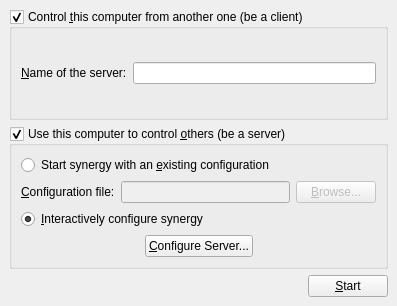
First picture: the form in gui/res/MainWindowBase.ui, repository pvanek/synergy, before the edit.
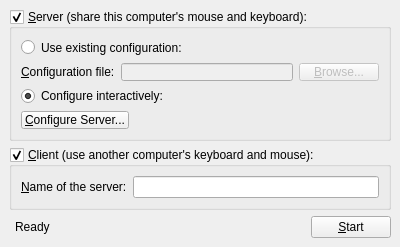
Second picture: the form after the edit.

Diff of the .ui file:
```diff
--- a/gui/res/MainWindowBase.ui
+++ b/gui/res/MainWindowBase.ui
@@ -1,68 +1,74 @@
 <ui version="4.0" >
  <class>MainWindowBase</class>
- <widget class="QMainWindow" name="MainWindowBase" >
-  <property name="geometry" >
+ <widget class="QMainWindow" name="MainWindowBase">
+  <property name="geometry">
    <rect>
     <x>0</x>
     <y>0</y>
-    <width>397</width>
-    <height>306</height>
+    <width>400</width>
+    <height>247</height>
    </rect>
   </property>
-  <property name="windowTitle" >
-   <string>QSynergy</string>
+  <property name="sizePolicy">
+   <sizepolicy hsizetype="Fixed" vsizetype="Fixed">
+    <horstretch>0</horstretch>
+    <verstretch>0</verstretch>
+   </sizepolicy>
   </property>
-  <widget class="QWidget" name="centralwidget" >
-   <layout class="QGridLayout" >
-    <item row="0" column="0" colspan="2" >
-     <widget class="QGroupBox" name="m_pGroupClient" >
-      <property name="title" >
-       <string>Control &amp;this computer from another one (be a client)</string>
+  <property name="minimumSize">
+   <size>
+    <width>400</width>
+    <height>247</height>
+   </size>
+  </property>
+  <property name="maximumSize">
+   <size>
+    <width>400</width>
+    <height>247</height>
+   </size>
+  </property>
+  <property name="windowTitle">
+   <string>Synergy+</string>
+  </property>
+  <widget class="QWidget" name="centralwidget">
+   <layout class="QGridLayout">
+    <item row="6" column="3">
+     <widget class="QPushButton" name="m_pButtonToggleStart">
+      <property name="text">
+       <string>&amp;Start</string>
       </property>
-      <property name="checkable" >
-       <bool>true</bool>
-      </property>
-      <layout class="QGridLayout" >
-       <item row="0" column="0" >
-        <widget class="QLabel" name="m_pLabel_2" >
-         <property name="text" >
-          <string>&amp;Name of the server:</string>
-         </property>
-         <property name="buddy" >
-          <cstring>m_pLineEditHostname</cstring>
-         </property>
-        </widget>
-       </item>
-       <item row="0" column="1" >
-        <widget class="QLineEdit" name="m_pLineEditHostname" />
-       </item>
-      </layout>
      </widget>
     </item>
-    <item row="1" column="0" colspan="2" >
-     <widget class="QGroupBox" name="m_pGroupServer" >
-      <property name="title" >
-       <string>Use this computer to control &amp;others (be a server)</string>
+    <item row="1" column="0" colspan="4">
+     <widget class="QGroupBox" name="m_pGroupServer">
+      <property name="sizePolicy">
+       <sizepolicy hsizetype="Preferred" vsizetype="Fixed">
+        <horstretch>0</horstretch>
+        <verstretch>0</verstretch>
+       </sizepolicy>
       </property>
-      <property name="checkable" >
+      <property name="title">
+       <string>&amp;Server (share this computer's mouse and keyboard):</string>
+      </property>
+      <property name="checkable">
        <bool>true</bool>
       </property>
       <property name="checked" >
        <bool>true</bool>
       </property>
-      <layout class="QVBoxLayout" >
+      <layout class="QVBoxLayout">
        <item>
-        <widget class="QRadioButton" name="m_pRadioExternalConfig" >
-         <property name="text" >
-          <string>Start synergy with an &amp;existing configuration</string>
+        <widget class="QRadioButton" name="m_pRadioExternalConfig">
+         <property name="text">
+          <string>Use existing configuration:</string>
          </property>
         </widget>
        </item>
        <item>
-        <layout class="QHBoxLayout" >
+        <layout class="QHBoxLayout">
          <item>
-          <widget class="QLabel" name="m_pLabel_4" >
-           <property name="text" >
+          <widget class="QLabel" name="m_pLabelConfigurationFile">
+           <property name="text">
             <string>&amp;Configuration file:</string>
            </property>
            <property name="buddy" >
@@ -71,15 +77,15 @@
           </widget>
          </item>
          <item>
-          <widget class="QLineEdit" name="m_pLineEditConfigFile" >
-           <property name="enabled" >
+          <widget class="QLineEdit" name="m_pLineEditConfigFile">
+           <property name="enabled">
             <bool>false</bool>
            </property>
           </widget>
          </item>
          <item>
-          <widget class="QPushButton" name="m_pButtonBrowseConfigFile" >
-           <property name="enabled" >
+          <widget class="QPushButton" name="m_pButtonBrowseConfigFile">
+           <property name="enabled">
             <bool>false</bool>
            </property>
            <property name="text" >
@@ -90,9 +96,9 @@
         </layout>
        </item>
        <item>
-        <widget class="QRadioButton" name="m_pRadioInternalConfig" >
-         <property name="text" >
-          <string>&amp;Interactively configure synergy</string>
+        <widget class="QRadioButton" name="m_pRadioInternalConfig">
+         <property name="text">
+          <string>Configure interactively:</string>
          </property>
          <property name="checked" >
           <bool>true</bool>
@@ -100,23 +106,10 @@
         </widget>
        </item>
        <item>
-        <layout class="QHBoxLayout" >
+        <layout class="QHBoxLayout">
          <item>
-          <spacer>
-           <property name="orientation" >
-            <enum>Qt::Horizontal</enum>
-           </property>
-           <property name="sizeHint" >
-            <size>
-             <width>40</width>
-             <height>20</height>
-            </size>
-           </property>
-          </spacer>
-         </item>
-         <item>
-          <widget class="QPushButton" name="m_pButtonConfigureServer" >
-           <property name="text" >
+          <widget class="QPushButton" name="m_pButtonConfigureServer">
+           <property name="text">
             <string>&amp;Configure Server...</string>
            </property>
           </widget>
@@ -139,12 +132,63 @@
       </layout>
      </widget>
     </item>
-    <item row="3" column="0" >
+    <item row="3" column="0" colspan="4">
+     <spacer name="verticalSpacer">
+      <property name="orientation">
+       <enum>Qt::Vertical</enum>
+      </property>
+      <property name="sizeHint" stdset="0">
+       <size>
+        <width>0</width>
+        <height>0</height>
+       </size>
+      </property>
+     </spacer>
+    </item>
+    <item row="2" column="0" colspan="4">
+     <widget class="QGroupBox" name="m_pGroupClient">
+      <property name="sizePolicy">
+       <sizepolicy hsizetype="Preferred" vsizetype="Fixed">
+        <horstretch>0</horstretch>
+        <verstretch>0</verstretch>
+       </sizepolicy>
+      </property>
+      <property name="title">
+       <string>&amp;Client (use another computer's keyboard and mouse):</string>
+      </property>
+      <property name="checkable">
+       <bool>true</bool>
+      </property>
+      <layout class="QGridLayout">
+       <item row="0" column="0">
+        <widget class="QLabel" name="m_pLabelServerName">
+         <property name="text">
+          <string>&amp;Name of the server:</string>
+         </property>
+         <property name="buddy">
+          <cstring>m_pLineEditHostname</cstring>
+         </property>
+        </widget>
+       </item>
+       <item row="0" column="1">
+        <widget class="QLineEdit" name="m_pLineEditHostname"/>
+       </item>
+      </layout>
+     </widget>
+    </item>
+    <item row="6" column="1">
+     <widget class="QLabel" name="m_pStatusLabel">
+      <property name="text">
+       <string>Ready</string>
+      </property>
+     </widget>
+    </item>
+    <item row="6" column="2">
      <spacer>
-      <property name="orientation" >
+      <property name="orientation">
        <enum>Qt::Horizontal</enum>
       </property>
-      <property name="sizeHint" >
+      <property name="sizeHint" stdset="0">
        <size>
         <width>40</width>
         <height>20</height>
@@ -152,13 +196,6 @@
       </property>
      </spacer>
     </item>
-    <item row="3" column="1" >
-     <widget class="QPushButton" name="m_pButtonStart" >
-      <property name="text" >
-       <string>&amp;Start</string>
-      </property>
-     </widget>
-    </item>
    </layout>
   </widget>
   <action name="m_pActionAbout" >
```
Left out of the diff: 125 changed lines with no effect on the pictures.
